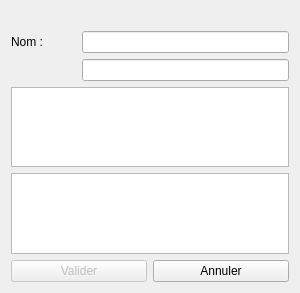
Qt form f_popupclesttem.ui (nivhg/ludopen) before a commit.
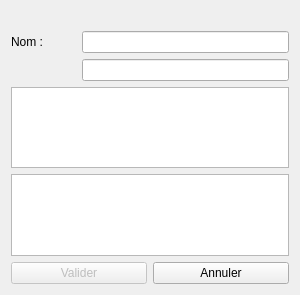
The same form after that commit. Icons and pictures are not drawn.

Patch:
```diff
--- a/f_popupclesttem.ui
+++ b/f_popupclesttem.ui
@@ -7,7 +7,7 @@
     <x>0</x>
     <y>0</y>
     <width>300</width>
-    <height>293</height>
+    <height>295</height>
    </rect>
   </property>
   <property name="windowTitle">
```
